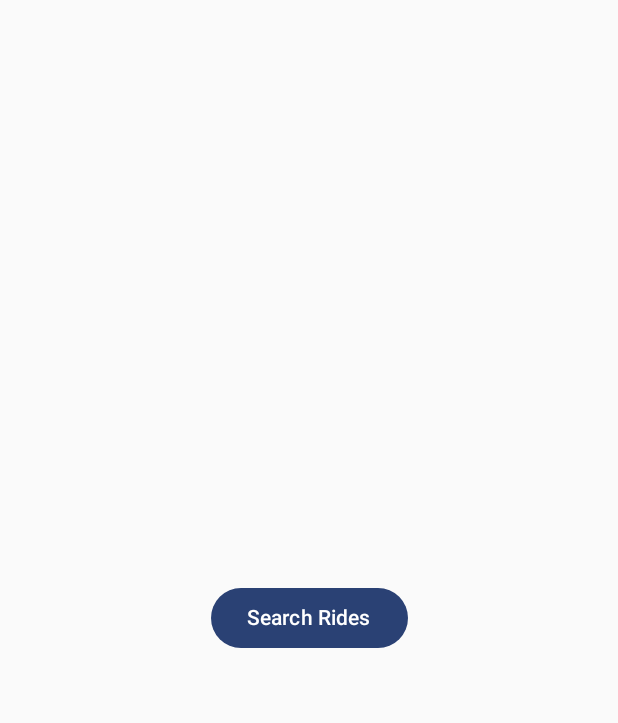
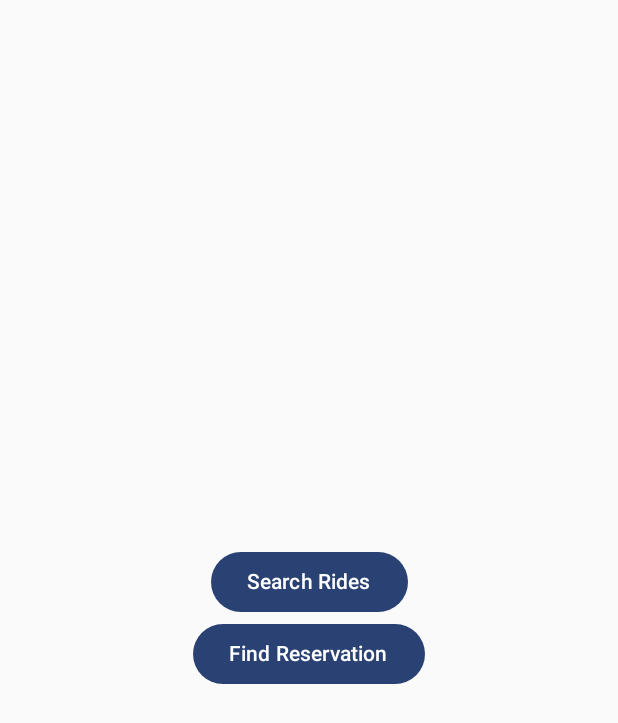
Before and after one commit to mozioinc/mobile-sdk-android, an Android app built with Jetpack Compose: the screen it shows after launch (MainActivity), on a phone screen of 412 x 824 dp. Shown: the top 723 px of the screen. Run offline under Robolectric (Android 15) with nearby library versions, the phone set to English and light mode, and no system bars; 3 statements that could not run were skipped.

Commit message:
feat: Update sample app to use sdk v0.2.0

```diff
--- a/mobile-sdk-android-sample-app/app/src/main/java/com/mozio/mobile/mobilesdkandroidsampleapp/MainActivity.kt
+++ b/mobile-sdk-android-sample-app/app/src/main/java/com/mozio/mobile/mobilesdkandroidsampleapp/MainActivity.kt
@@ -5,12 +5,19 @@ import android.os.Bundle
 import androidx.activity.ComponentActivity
 import androidx.activity.compose.setContent
 import androidx.activity.enableEdgeToEdge
+import androidx.compose.foundation.layout.Arrangement
 import androidx.compose.foundation.layout.Box
+import androidx.compose.foundation.layout.Column
 import androidx.compose.foundation.layout.fillMaxSize
 import androidx.compose.material3.Button
 import androidx.compose.material3.Text
+import androidx.compose.runtime.getValue
+import androidx.compose.runtime.mutableStateOf
+import androidx.compose.runtime.remember
+import androidx.compose.runtime.setValue
 import androidx.compose.ui.Alignment
 import androidx.compose.ui.Modifier
+import com.mozio.mobile.android.sdk.ui.MozioSDK
 import com.mozio.mobile.mobilesdkandroidsampleapp.ui.theme.MobileSDKAndroidSampleAppTheme
 
 class MainActivity : ComponentActivity() {
@@ -19,12 +26,17 @@ class MainActivity : ComponentActivity() {
         super.onCreate(savedInstanceState)
         enableEdgeToEdge()
         setContent {
+            var showFindReservationBottomSheet by remember {
+                mutableStateOf(false)
+            }
+
             MobileSDKAndroidSampleAppTheme {
-                Box(
-                    modifier = Modifier.fillMaxSize()
+                Column(
+                    modifier = Modifier.fillMaxSize(),
+                    verticalArrangement = Arrangement.Center,
+                    horizontalAlignment = Alignment.CenterHorizontally
                 ) {
                     Button(
-                        modifier = Modifier.align(Alignment.Center),
                         onClick = {
                             Intent(this@MainActivity, SearchRidesActivity::class.java).run {
                                 startActivity(this)
@@ -33,6 +45,21 @@ class MainActivity : ComponentActivity() {
                     ) {
                         Text(getString(R.string.search_rides_button))
                     }
+                    Button(
+                        onClick = {
+                            showFindReservationBottomSheet = true
+                        }
+                    ) {
+                        Text(getString(R.string.find_reservation_button))
+                    }
+                }
+
+                if (showFindReservationBottomSheet) {
+                    MozioSDK.FindReservationBottomSheet(
+                        onXClick = {
+                            showFindReservationBottomSheet = false
+                        }
+                    )
                 }
             }
         }
--- a/mobile-sdk-android-sample-app/app/src/main/java/com/mozio/mobile/mobilesdkandroidsampleapp/SampleApplication.kt
+++ b/mobile-sdk-android-sample-app/app/src/main/java/com/mozio/mobile/mobilesdkandroidsampleapp/SampleApplication.kt
@@ -3,7 +3,7 @@ package com.mozio.mobile.mobilesdkandroidsampleapp
 import android.app.Application
 import com.mozio.mobile.android.sdk.ui.MozioSDK
 import com.mozio.mobile.sdk.api.config.ApiKey
-import com.mozio.mobile.sdk.api.config.Environment
+import com.mozio.mobile.sdk.api.config.environment.Environment
 
 class SampleApplication: Application() {
 
@@ -11,7 +11,7 @@ class SampleApplication: Application() {
         super.onCreate()
         MozioSDK.init(
             application = this,
-            environment = Environment.STAGING,
+            environment = Environment.TESTING,
             apiKey = ApiKey("YOUR_MOZIO_API_KEY")
         )
     }
--- a/mobile-sdk-android-sample-app/app/src/main/res/values/strings.xml
+++ b/mobile-sdk-android-sample-app/app/src/main/res/values/strings.xml
@@ -1,4 +1,5 @@
 <resources>
     <string name="app_name">Mobile SDK Android Sample App</string>
     <string name="search_rides_button">Search Rides</string>
+    <string name="find_reservation_button">Find Reservation</string>
 </resources>
--- a/mobile-sdk-android-sample-app/gradle/libs.versions.toml
+++ b/mobile-sdk-android-sample-app/gradle/libs.versions.toml
@@ -1,6 +1,6 @@
 [versions]
 agp = "8.8.0"
-kotlin = "2.0.10"
+kotlin = "2.2.0"
 coreKtx = "1.15.0"
 junit = "4.13.2"
 junitVersion = "1.2.1"
@@ -8,7 +8,7 @@ espressoCore = "3.6.1"
 lifecycleRuntimeKtx = "2.8.7"
 activityCompose = "1.10.0"
 composeBom = "2025.01.01"
-mozio-mobile-sdk = "0.1.1"
+mozio-mobile-sdk = "0.2.0"
 
 [libraries]
 androidx-core-ktx = { group = "androidx.core", name = "core-ktx", version.ref = "coreKtx" }
```
Also changed, not shown: 1 other file.
